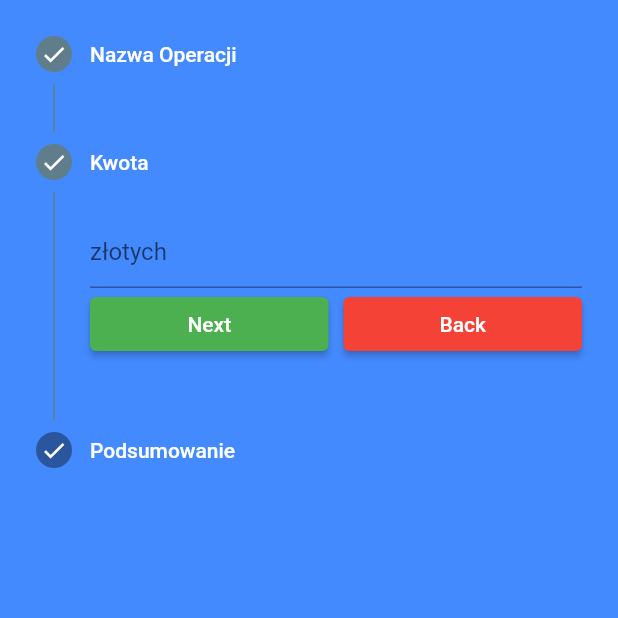
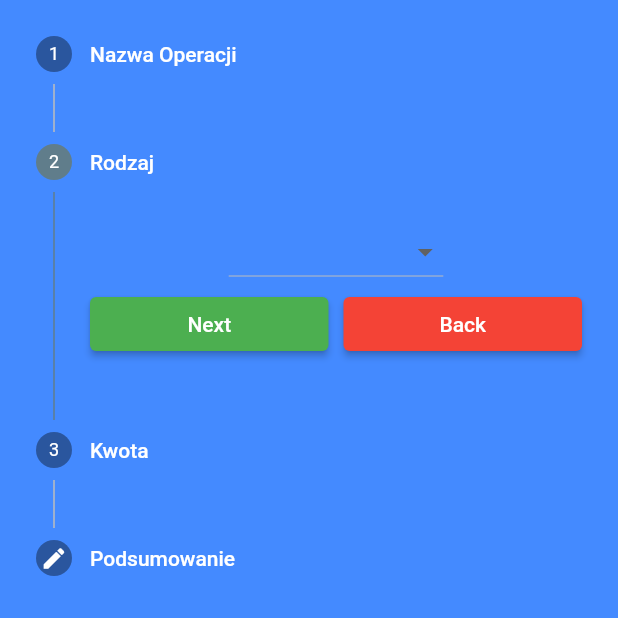
Before and after one commit to Kolordus/my-finances, a Flutter app: the StepperInputScreenForFinance screen opened directly, after a tap on "Next", on a phone screen of 412 x 824 dp, the top half of it. Run offline on Flutter 3.47's test engine with Material 2 defaults, Android fonts, the phone set to English and light mode, and no system bars; our stand-ins replace hive, shared_preferences; accounts and stored records are empty.

Commit message:
stepper page fixed

```diff
--- a/lib/model/PaymentType.dart
+++ b/lib/model/PaymentType.dart
@@ -1,8 +1,9 @@
 enum PaymentType {
-  OTHERS,
-  OTHERS_IMPORTANT,
+  EVENTS,
   TRANSPORT,
   BILLS,
   FOOD,
-  SAVINGS_ACCOUNT
+  SAVINGS_ACCOUNT,
+  OTHERS,
+  OTHERS_IMPORTANT,
 }
--- a/lib/pages/StepperInputScreenForFinance.dart
+++ b/lib/pages/StepperInputScreenForFinance.dart
@@ -1,6 +1,9 @@
+import 'package:flutter/cupertino.dart';
 import 'package:flutter/material.dart';
 import 'package:flutter/services.dart';
 import 'dart:ui';
+
+import 'package:my_finances/model/PaymentType.dart';
 
 class StepperInputScreenForFinance extends StatefulWidget {
   final String personName;
@@ -14,9 +17,29 @@ class StepperInputScreenForFinance extends StatefulWidget {
 
 class _StepperInputScreenForFinanceState
     extends State<StepperInputScreenForFinance> {
+  List<TextField> textFields = [];
+  List<TextEditingController> controllers = [];
   var _currentStep = 0;
   TextEditingController operationNameController = TextEditingController();
-  TextEditingController amountController = TextEditingController();
+  String selectedOperationType = '';
+
+  TextField textFieldWithAmount(TextEditingController controller) {
+    return TextField(
+      decoration: InputDecoration(hintText: "złotych"),
+      controller: controller,
+      inputFormatters: [FilteringTextInputFormatter.digitsOnly],
+      onChanged: (text) {
+        if (text.length > 2) {
+          var pln = text.substring(0, text.length - 2);
+          var gr = text.substring(text.length - 2);
+
+          controller.text = pln + '.' + gr;
+          controller.selection = TextSelection.fromPosition(
+              TextPosition(offset: controller.text.length));
+        }
+      },
+    );
+  }
 
   tapped(int step) {
     setState(() => _currentStep = step);
@@ -24,21 +47,26 @@ class _StepperInputScreenForFinanceState
 
   continued() {
     var isFinalStep = _currentStep == stepList().length - 1;
-    var isNotComplete = amountController.text.isEmpty || operationNameController.text.isEmpty;
-    if (isFinalStep) {
-      if (isNotComplete) {
-        ScaffoldMessenger.of(context)
-            .showSnackBar(SnackBar(content: Text("Form Incomplete!", textAlign: TextAlign.center,)));
-        return null;
-      }
-      String amount = amountController.text.replaceAll(".", "");
 
-      // zbiórka do jednego obiektu
-      // oraz zapis w bazie
+    if (!isFinalStep) {
+      _currentStep < stepList().length - 1
+          ? setState(() => {_currentStep += 1})
+          : null;
+      return;
+    }
 
+    var isActionNotSelected = selectedOperationType == '';
+    var noAmountGiven = getTextFromControllers() == '0.0';
+
+    if (isActionNotSelected || noAmountGiven) {
+
+      const snackBar = SnackBar(
+        content: Text('Form incomplete'),
+      );
+      ScaffoldMessenger.of(context).showSnackBar(snackBar);
+    } else {
       Navigator.pop(context);
     }
-    _currentStep < 2 ? setState(() => {_currentStep += 1}) : null;
   }
 
   cancel() {
@@ -65,10 +93,11 @@ class _StepperInputScreenForFinanceState
                 Expanded(
                   child: ElevatedButton(
                     style: ElevatedButton.styleFrom(
-                        primary: Colors.green,
+                      primary: Colors.green,
                     ),
                     onPressed: continued,
-                    child: isFinalStep ? const Text("Finish") : const Text("Next"),
+                    child:
+                        isFinalStep ? const Text("Finish") : const Text("Next"),
                   ),
                 ),
                 const SizedBox(
@@ -105,47 +134,120 @@ class _StepperInputScreenForFinanceState
                   controller: operationNameController),
             ],
           ),
-          isActive: _currentStep >= 0,
-          state: _currentStep >= 0 ? StepState.complete : StepState.disabled,
+          isActive: _currentStep == 0,
+          state: _currentStep == 0 ? StepState.complete : StepState.disabled,
+        ),
+        Step(
+          title: Text(
+            "Rodzaj",
+            style: TextStyle(color: Colors.white),
+          ),
+          content: Container(
+            child: DropdownButton(
+                value: selectedOperationType,
+                items: PaymentType.values
+                    .map<DropdownMenuItem<String>>((PaymentType value) {
+                  return DropdownMenuItem<String>(
+                    value: value.name,
+                    child: Text(value.name.toLowerCase().replaceAll("_", " ")),
+                  );
+                }).toList(),
+                onChanged: (String? selected) {
+                  setState(() {
+                    selectedOperationType = selected!;
+                  });
+                }),
+          ),
+          isActive: _currentStep == 1,
+          state: _currentStep > 1 ? StepState.complete : StepState.disabled,
         ),
         Step(
           title: Text("Kwota", style: TextStyle(color: Colors.white)),
           content: Column(
             children: [
-              TextField(
-                decoration: InputDecoration(hintText: "złotych"),
-                controller: amountController,
-                inputFormatters: [FilteringTextInputFormatter.digitsOnly],
-                onChanged: (text) {
-                  if (text.length > 2) {
-                    var pln = text.substring(0, text.length - 2);
-                    var gr = text.substring(text.length - 2);
-
-                    amountController.text = pln + '.' + gr;
-                    amountController.selection = TextSelection.fromPosition(
-                        TextPosition(offset: amountController.text.length));
-                  }
+              ListView.builder(
+                shrinkWrap: true,
+                itemCount: this.textFields.length,
+                itemBuilder: (BuildContext context, int index) {
+                  return Container(child: this.textFields.elementAt(index));
                 },
               ),
+              Padding(
+                padding: const EdgeInsets.all(8.0),
+                child: InkWell(
+                    child: Icon(Icons.add, size: 35, color: Colors.white),
+                    onTap: () {
+                      final controller = TextEditingController();
+                      var textField = textFieldWithAmount(controller);
+
+                      setState(() {
+                        this.textFields.add(textField);
+                        this.controllers.add(controller);
+                      });
+                    }),
+              )
             ],
           ),
-          isActive: _currentStep >= 1,
-          state: _currentStep >= 1 ? StepState.complete : StepState.disabled,
+          isActive: _currentStep == 2,
+          state: _currentStep > 2 ? StepState.complete : StepState.disabled,
         ),
         Step(
           title: Text("Podsumowanie", style: TextStyle(color: Colors.white)),
-          content: Column(
-            children: [
-              Text(widget.now.toLocal().toString().substring(0, 16)),
-              Text(operationNameController.text),
-              amountController.text.isNotEmpty
-                  ? Text(
-                      (double.parse(amountController.text)).toString() + " PLN")
-                  : Text("Form is incomplete!!", style: TextStyle(color: Colors.red, fontSize: 20),)
-            ],
+          content: Container(
+            decoration: BoxDecoration(
+                color: Colors.blue[200],
+                borderRadius: BorderRadius.all(Radius.circular(10)),
+
+            ),
+            padding: EdgeInsets.all(15.0),
+            child: Column(
+              mainAxisAlignment: MainAxisAlignment.center,
+              children: [
+                // Text(widget.now.toLocal().toString().substring(0, 16)),
+                Row(
+                  mainAxisAlignment: MainAxisAlignment.spaceAround,
+                  children: [
+                    Text("NAME: ", style: labelTextStyle()),
+                    Text(operationNameController.text.isEmpty ? "NO OPERATION NAME" : operationNameController.text,
+                        style: contentTextStyle()),
+                  ],
+                ),
+                Row(
+                  mainAxisAlignment: MainAxisAlignment.spaceAround,
+                  children: [
+                    Text("TYPE: ", style: labelTextStyle()),
+                    Text(selectedOperationType.isEmpty ? "NO OPERATION TYPE SELECTED" : selectedOperationType.toLowerCase().replaceAll("_", " "),
+                    style: contentTextStyle()),
+                  ],
+                ),
+                Row(
+                  mainAxisAlignment: MainAxisAlignment.spaceAround,
+                  children: [
+                    Text("AMOUNT: ", style: labelTextStyle()),
+                    Text(getTextFromControllers() == '0.0' ? "WRONG AMOUNT GIVEN" : getTextFromControllers() + " PLN",
+                    style: contentTextStyle()),
+                  ],
+                )
+              ],
+            ),
           ),
-          isActive: _currentStep >= 2,
-          state: StepState.complete,
+          isActive: _currentStep == 3,
+          state: StepState.editing,
         )
       ];
+
+  TextStyle contentTextStyle() => TextStyle(fontWeight: FontWeight.bold, fontSize: 20, color: Colors.indigo);
+
+  TextStyle labelTextStyle() => TextStyle(fontWeight: FontWeight.bold, fontSize: 15);
+
+  String getTextFromControllers() {
+    double amount = 0.0;
+    this.controllers.forEach((element) {
+      if (element.text.isNotEmpty) {
+        amount += double.parse(element.text);
+      }
+    });
+
+    return amount.toString();
+  }
 }
--- a/pubspec.yaml
+++ b/pubspec.yaml
@@ -4,7 +4,7 @@ description: finances app
 version: 1.0.0+1
 
 environment:
-  sdk: ">=2.12.0 <3.0.0"
+  sdk: ">=2.16.0 <3.0.0"
 
 dependencies:
   flutter:
```
Also changed, not shown: pubspec.lock.
